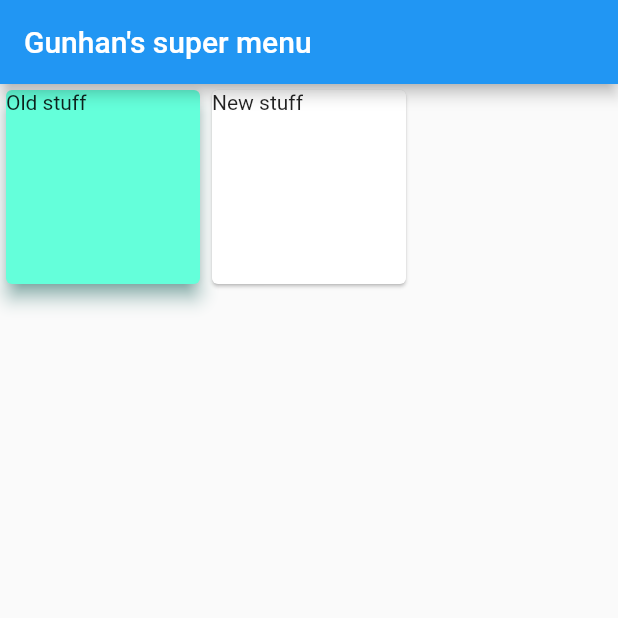
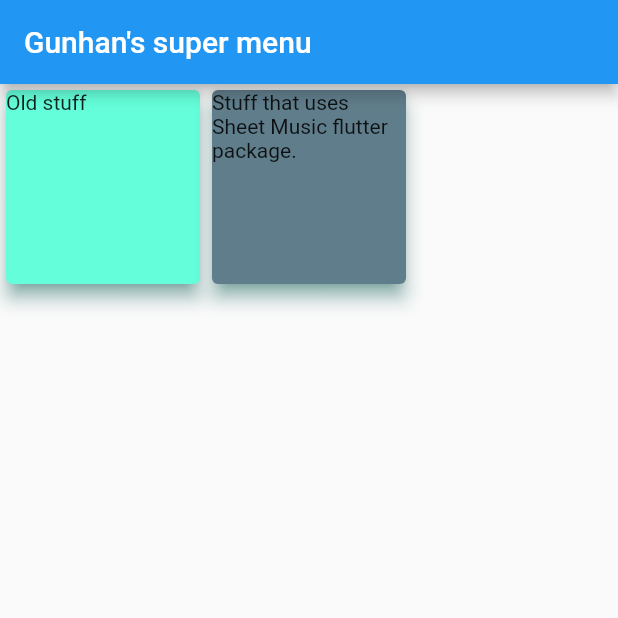
Before and after one commit to gunan/musicapp, a Flutter app: the screen it shows after launch, on a phone screen of 412 x 824 dp, the top half of it. Run offline on Flutter 3.47's test engine with Material 2 defaults, Android fonts, the phone set to English and light mode, and no system bars; missing offline and left inert: sheet_music.

Commit message:
Add a new page that ussses sheetmusic package.

```diff
--- a/lib/main_menu/main_menu.dart
+++ b/lib/main_menu/main_menu.dart
@@ -1,5 +1,6 @@
 import 'package:flutter/material.dart';
 import 'package:musicapp/old_music_screen/music_screen.dart';
+import 'package:musicapp/new_music_screen/new_music_screen.dart';
 
 class MainMenu extends StatelessWidget {
   @override
@@ -31,7 +32,21 @@ class MainMenu extends StatelessWidget {
                               builder: (context) => MusicScreen()),
                         );
                       }),
-                  Card(child: Text('New stuff')),
+                  GestureDetector(
+                      child: Card(
+                        color: Colors.blueGrey,
+                        shadowColor: Colors.teal,
+                        elevation: 5,
+                        child: Text(
+                            'Stuff that uses Sheet Music flutter package.'),
+                      ),
+                      onTap: () {
+                        Navigator.push(
+                          context,
+                          MaterialPageRoute(
+                              builder: (context) => NewMusicScreen()),
+                        );
+                      }),
                 ])));
   }
 }
--- a/pubspec.yaml
+++ b/pubspec.yaml
@@ -28,6 +28,7 @@ dependencies:
   # The following adds the Cupertino Icons font to your application.
   # Use with the CupertinoIcons class for iOS style icons.
   cupertino_icons: ^1.0.1
+  sheet_music: ^0.3.0
 
 dev_dependencies:
   flutter_test:
```
Also changed, not shown: lib/new_music_screen/new_music_screen.dart (added, +47 -0 lines), pubspec.lock.
